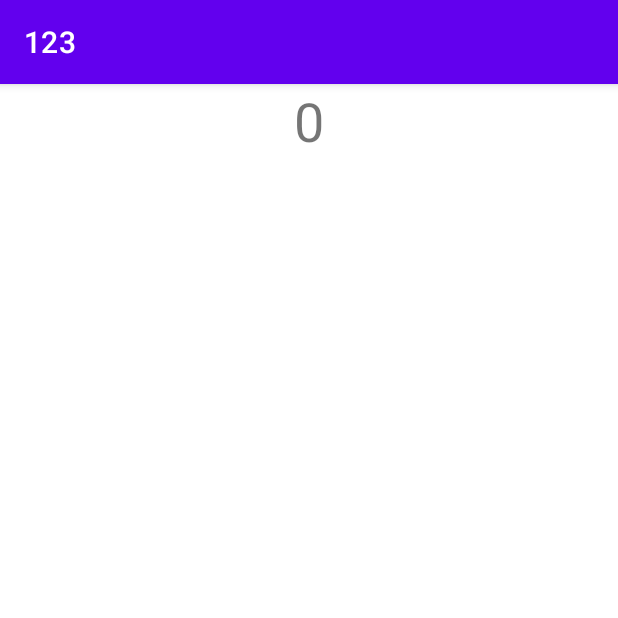
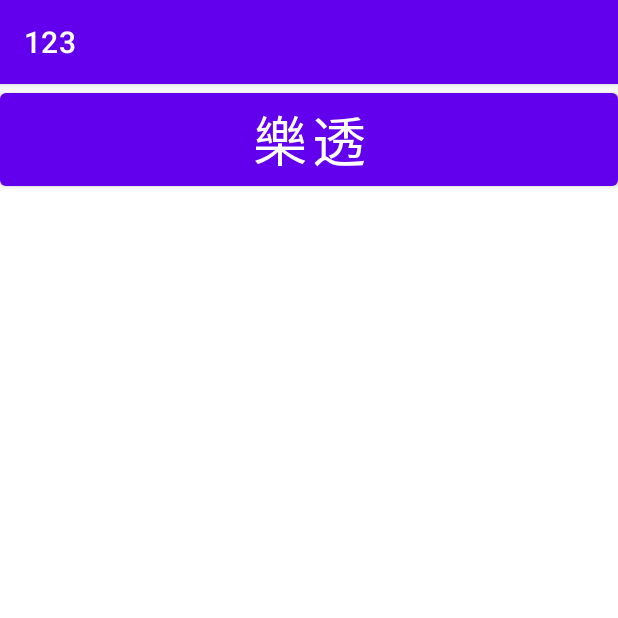
Before and after one commit to xuan2003/20230322, an Android app: the screen it shows after launch (MainActivity), on a phone screen of 412 x 824 dp, the top half of it. Run offline under Robolectric (Android 15) with nearby library versions, the phone set to English and light mode, and no system bars.

Commit message:
加入樂透功能

```diff
--- a/app/src/main/java/tw/edu/pu/s1102294/MainActivity.kt
+++ b/app/src/main/java/tw/edu/pu/s1102294/MainActivity.kt
@@ -2,6 +2,7 @@ package tw.edu.pu.s1102294
 
 import androidx.appcompat.app.AppCompatActivity
 import android.os.Bundle
+import android.view.View
 import android.widget.TextView
 
 class MainActivity : AppCompatActivity() {
@@ -11,4 +12,8 @@ class MainActivity : AppCompatActivity() {
         var txv: TextView = findViewById(R.id.txv)
         txv.text = "0"
     }
+    fun happy(v: View) {
+        var txv: TextView = findViewById(R.id.txv)
+        txv.text = (1..100).random().toString()
+    }
 }
--- a/app/src/main/res/layout/activity_main.xml
+++ b/app/src/main/res/layout/activity_main.xml
@@ -6,11 +6,19 @@
     android:layout_height="match_parent"
     tools:context=".MainActivity">
 
+    <Button
+        android:id="@+id/btn"
+        android:layout_width="match_parent"
+        android:layout_height="wrap_content"
+        android:onClick="happy"
+        android:text="樂透"
+        android:textSize="36sp" />
+
     <TextView
         android:id="@+id/txv"
         android:layout_width="match_parent"
         android:layout_height="wrap_content"
-        android:text="Hello World!"
+        android:text="計數器"
         app:layout_constraintBottom_toBottomOf="parent"
         app:layout_constraintEnd_toEndOf="parent"
         app:layout_constraintStart_toStartOf="parent"
```
